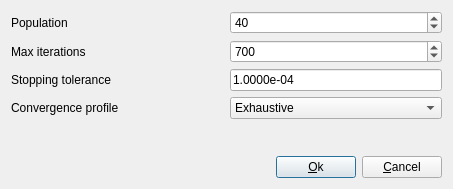
Old version of the form ui/particleswarmsettings.ui in the repository montagdude/Xoptfoil.
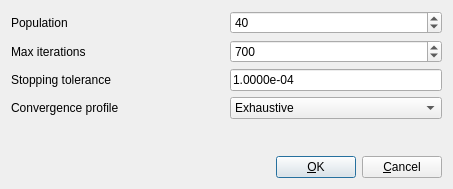
New version of the form.

The edit to the form file:
```diff
--- a/ui/particleswarmsettings.ui
+++ b/ui/particleswarmsettings.ui
@@ -142,7 +142,7 @@
      <item>
       <widget class="QPushButton" name="okButton">
        <property name="text">
-        <string>&amp;Ok</string>
+        <string>&amp;OK</string>
        </property>
       </widget>
      </item>
```
